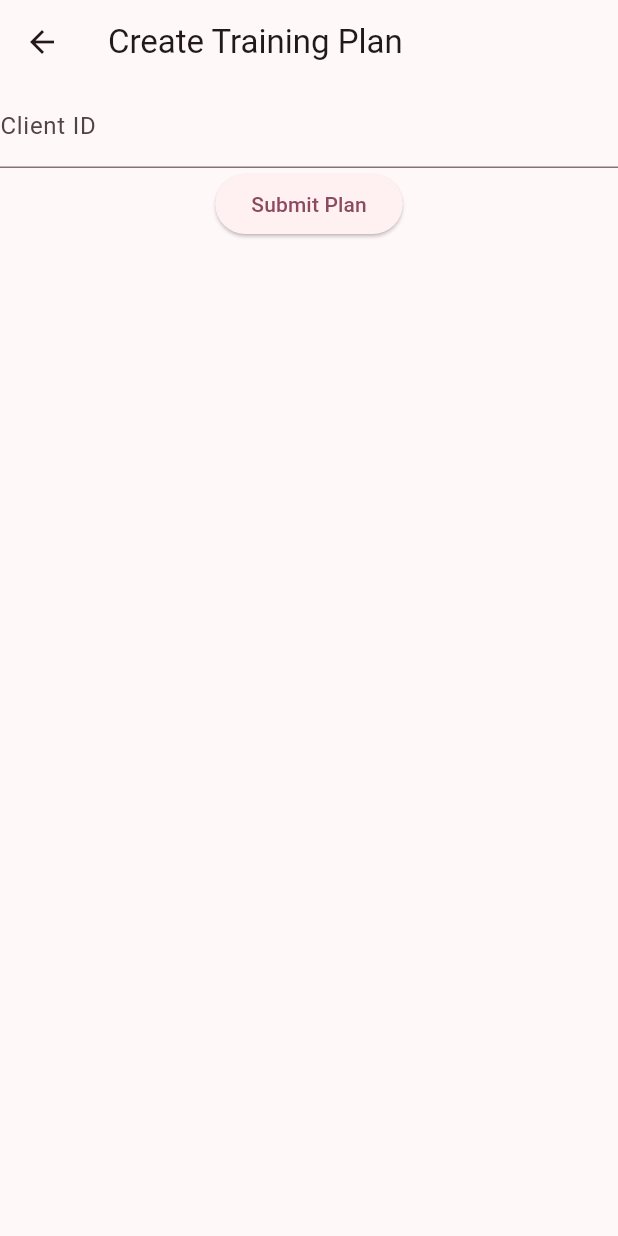
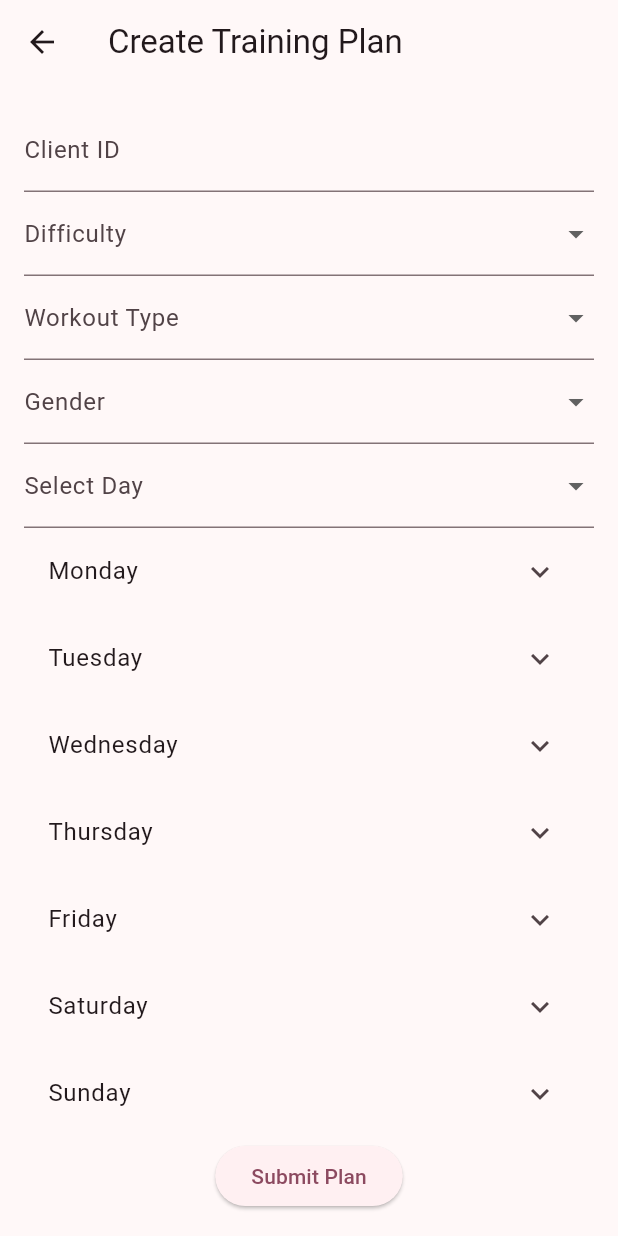
Before and after one commit to RafaelMarian/Project-GymApp_Flutter, a Flutter app: the CreateTrainingPlanPageGym screen opened directly, on a phone screen of 412 x 824 dp. Run offline on Flutter 3.47's test engine with Material 3 defaults, Android fonts, the phone set to English and light mode, and no system bars; our stand-ins replace cloud_firestore, firebase_auth, firebase_core; accounts and stored records are empty.

Commit message:
first imeplentation

```diff
--- a/lib/create_training_plan_gym.dart
+++ b/lib/create_training_plan_gym.dart
@@ -11,9 +11,91 @@ class _CreateTrainingPlanPageState extends State<CreateTrainingPlanPageGym> {
   String? difficulty;
   String? workoutType;
   String? gender;
-  Map<String, dynamic> days = {}; // Use this to build the daily plan
+  String? selectedDay;
+  Map<String, List<Map<String, dynamic>>> days = {}; // Use this to build the daily plan
+
+  // For UI elements
+  final List<String> daysOfWeek = ['Monday', 'Tuesday', 'Wednesday', 'Thursday', 'Friday', 'Saturday', 'Sunday'];
+  final List<String> genders = ['Male', 'Female', 'Other'];
+  final List<String> difficulties = ['Beginner', 'Intermediate', 'Advanced'];
+  final List<String> workoutTypes = ['Full Body', 'One Muscle Group Per Day', 'Two Muscle Groups Per Day', 'Push Pull Legs', 'Upper Lower'];
+
+  void _addExercise(String day) {
+    showDialog(
+      context: context,
+      builder: (context) {
+        String? exerciseName;
+        String? reps;
+        String? weight;
+        String? restTime;
+
+        return AlertDialog(
+          title: Text('Add Exercise'),
+          content: Column(
+            mainAxisSize: MainAxisSize.min,
+            children: [
+              TextField(
+                decoration: InputDecoration(labelText: 'Exercise Name'),
+                onChanged: (value) => exerciseName = value,
+              ),
+              TextField(
+                decoration: InputDecoration(labelText: 'Reps'),
+                keyboardType: TextInputType.number,
+                onChanged: (value) => reps = value,
+              ),
+              TextField(
+                decoration: InputDecoration(labelText: 'Weight (kg)'),
+                keyboardType: TextInputType.number,
+                onChanged: (value) => weight = value,
+              ),
+              TextField(
+                decoration: InputDecoration(labelText: 'Rest Time (minutes)'),
+                keyboardType: TextInputType.number,
+                onChanged: (value) => restTime = value,
+              ),
+            ],
+          ),
+          actions: [
+            TextButton(
+              onPressed: () {
+                if (exerciseName != null && reps != null && weight != null && restTime != null) {
+                  setState(() {
+                    if (!days.containsKey(day)) {
+                      days[day] = [];
+                    }
+                    days[day]?.add({
+                      'exercise': exerciseName!,
+                      'reps': reps!,
+                      'weight': weight!,
+                      'restTime': restTime!,
+                    });
+                  });
+                  Navigator.of(context).pop();
+                }
+              },
+              child: Text('Add'),
+            ),
+            TextButton(
+              onPressed: () => Navigator.of(context).pop(),
+              child: Text('Cancel'),
+            ),
+          ],
+        );
+      },
+    );
+  }
 
   Future<void> _submitPlan() async {
+    if (clientID == null || clientID!.isEmpty) {
+      ScaffoldMessenger.of(context).showSnackBar(SnackBar(content: Text('Client ID is required')));
+      return;
+    }
+
+    if (difficulty == null || workoutType == null || gender == null) {
+      ScaffoldMessenger.of(context).showSnackBar(SnackBar(content: Text('Please complete all fields')));
+      return;
+    }
+
     try {
       await FirebaseFirestore.instance.collection('training-plans').add({
         'trainerID': 'current_trainer_id', // Replace with actual trainer ID
@@ -23,10 +105,8 @@ class _CreateTrainingPlanPageState extends State<CreateTrainingPlanPageGym> {
         'gender': gender,
         'days': days,
       });
-      // Handle success
       ScaffoldMessenger.of(context).showSnackBar(SnackBar(content: Text('Plan submitted successfully')));
     } catch (e) {
-      // Handle error
       ScaffoldMessenger.of(context).showSnackBar(SnackBar(content: Text('Error submitting plan')));
     }
   }
@@ -37,20 +117,89 @@ class _CreateTrainingPlanPageState extends State<CreateTrainingPlanPageGym> {
       appBar: AppBar(
         title: Text('Create Training Plan'),
       ),
-      body: Column(
+      body: Padding(
+        padding: const EdgeInsets.all(16.0),
+        child: Column(
           children: [
-          // Input fields for creating the plan
             TextField(
+              decoration: InputDecoration(labelText: 'Client ID'),
               onChanged: (value) => clientID = value,
-            decoration: InputDecoration(labelText: 'Client ID'),
             ),
-          // Additional fields for difficulty, workoutType, gender, and days
+            DropdownButtonFormField<String>(
+              value: difficulty,
+              items: difficulties.map((difficulty) {
+                return DropdownMenuItem(
+                  value: difficulty,
+                  child: Text(difficulty),
+                );
+              }).toList(),
+              onChanged: (value) => setState(() => difficulty = value),
+              decoration: InputDecoration(labelText: 'Difficulty'),
+            ),
+            DropdownButtonFormField<String>(
+              value: workoutType,
+              items: workoutTypes.map((type) {
+                return DropdownMenuItem(
+                  value: type,
+                  child: Text(type),
+                );
+              }).toList(),
+              onChanged: (value) => setState(() => workoutType = value),
+              decoration: InputDecoration(labelText: 'Workout Type'),
+            ),
+            DropdownButtonFormField<String>(
+              value: gender,
+              items: genders.map((gender) {
+                return DropdownMenuItem(
+                  value: gender,
+                  child: Text(gender),
+                );
+              }).toList(),
+              onChanged: (value) => setState(() => gender = value),
+              decoration: InputDecoration(labelText: 'Gender'),
+            ),
+            DropdownButtonFormField<String>(
+              value: selectedDay,
+              items: daysOfWeek.map((day) {
+                return DropdownMenuItem(
+                  value: day,
+                  child: Text(day),
+                );
+              }).toList(),
+              onChanged: (value) {
+                setState(() {
+                  selectedDay = value;
+                });
+                _addExercise(selectedDay!);
+              },
+              decoration: InputDecoration(labelText: 'Select Day'),
+            ),
+            Expanded(
+              child: ListView.builder(
+                itemCount: daysOfWeek.length,
+                itemBuilder: (context, index) {
+                  final day = daysOfWeek[index];
+                  final exercises = days[day] ?? [];
+                  return ExpansionTile(
+                    title: Text(day),
+                    children: exercises.map((exercise) {
+                      return ListTile(
+                        title: Text(exercise['exercise']),
+                        subtitle: Text('Reps: ${exercise['reps']}, Weight: ${exercise['weight']}kg, Rest: ${exercise['restTime']} minutes'),
+                      );
+                    }).toList(),
+                  );
+                },
+              ),
+            ),
+            SizedBox(height: 20),
             ElevatedButton(
               onPressed: _submitPlan,
               child: Text('Submit Plan'),
             ),
           ],
         ),
+      ),
     );
   }
 }
```
Lines whose indentation alone changed are shown as unchanged.
